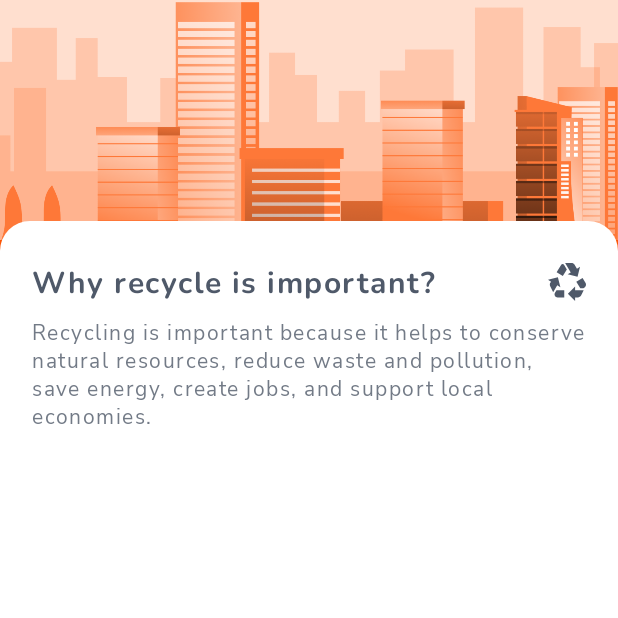
After one commit to Ninise/BinitAndroid, an Android app built with Jetpack Compose: the GarbageTypeDetailsScreen screen opened through its navigation route, on a phone screen of 412 x 824 dp, the top half of it. The commit adds this screen. Run offline under Robolectric (Android 15) with nearby library versions, the phone set to English and light mode, and no system bars; our stand-ins replace Dagger/Hilt's generated code; pictures from the network do not load.

Commit message:
Added Garbage Type Details screen

```diff
--- a/app/src/main/java/com/ndteam/wasteandroidapp/view/main/navigation/MainNavigation.kt
+++ b/app/src/main/java/com/ndteam/wasteandroidapp/view/main/navigation/MainNavigation.kt
@@ -4,14 +4,20 @@ import androidx.compose.runtime.Composable
 import androidx.navigation.compose.NavHost
 import androidx.navigation.compose.composable
 import androidx.navigation.compose.rememberNavController
+import com.ndteam.wasteandroidapp.view.main.screens.search.GarbageTypeDetailsScreen
 import com.ndteam.wasteandroidapp.view.main.screens.search.SearchMainScreen
 
 @Composable
 fun MainNavigation() {
     val navController = rememberNavController()
-    NavHost(navController = navController, startDestination = MainScreens.SearchMainScreens.route) {
-        composable(route = MainScreens.SearchMainScreens.route) {
+    NavHost(navController = navController, startDestination = MainScreens.GarbageDetailsScreen.route) {
+
+        composable(route = MainScreens.SearchMainScreen.route) {
             SearchMainScreen(navController = navController)
+        }
+
+        composable(route = MainScreens.GarbageDetailsScreen.route) {
+            GarbageTypeDetailsScreen(navController = navController)
         }
 
     }
--- a/app/src/main/java/com/ndteam/wasteandroidapp/view/main/navigation/MainScreens.kt
+++ b/app/src/main/java/com/ndteam/wasteandroidapp/view/main/navigation/MainScreens.kt
@@ -1,7 +1,9 @@
 package com.ndteam.wasteandroidapp.view.main.navigation
 
 sealed class MainScreens(val route: String) {
-    object SearchMainScreens : MainScreens("search_screen")
+    object SearchMainScreen : MainScreens("search_screen")
+
+    object GarbageDetailsScreen : MainScreens("garbage_details_screen")
 
     fun withArgs(vararg args: String) : String {
         return buildString {
--- /dev/null
+++ b/app/src/main/java/com/ndteam/wasteandroidapp/view/main/screens/details/GarbageTypeDetailsScreen.kt
@@ -0,0 +1,140 @@
+package com.ndteam.wasteandroidapp.view.main.screens.search
+
+import androidx.compose.foundation.*
+import androidx.compose.foundation.layout.*
+import androidx.compose.foundation.lazy.LazyColumn
+import androidx.compose.foundation.lazy.LazyRow
+import androidx.compose.foundation.lazy.items
+import androidx.compose.foundation.shape.RoundedCornerShape
+import androidx.compose.material.*
+import androidx.compose.material.icons.Icons
+import androidx.compose.material.icons.filled.ArrowBack
+import androidx.compose.material.icons.filled.Close
+import androidx.compose.material.icons.filled.Search
+import androidx.compose.runtime.Composable
+import androidx.compose.runtime.MutableState
+import androidx.compose.runtime.mutableStateOf
+import androidx.compose.runtime.remember
+import androidx.compose.ui.Alignment
+import androidx.compose.ui.Modifier
+import androidx.compose.ui.draw.clip
+import androidx.compose.ui.graphics.Color
+import androidx.compose.ui.graphics.graphicsLayer
+import androidx.compose.ui.layout.ContentScale
+import androidx.compose.ui.res.painterResource
+import androidx.compose.ui.text.TextStyle
+import androidx.compose.ui.text.font.FontWeight
+import androidx.compose.ui.text.input.TextFieldValue
+import androidx.compose.ui.tooling.preview.Preview
+import androidx.compose.ui.unit.dp
+import androidx.compose.ui.unit.sp
+import androidx.constraintlayout.widget.ConstraintLayout
+import androidx.navigation.NavController
+import coil.compose.AsyncImage
+import com.ndteam.wasteandroidapp.R
+import com.ndteam.wasteandroidapp.models.GarbageItem
+import com.ndteam.wasteandroidapp.models.RecycleType
+import com.ndteam.wasteandroidapp.ui.theme.*
+import kotlin.math.min
+
+
+@Composable
+fun GarbageTypeDetailsScreen(navController: NavController?) {
+    val scrollState = rememberScrollState()
+
+    val title: String = "Why recycle is important?"
+    val headerImage: Int = R.drawable.ic_recycling_details_header
+    val pageColor: Color = MainOrange
+    val typeIcon: Int = R.drawable.ic_recycle
+    val descriptionText: String = "Recycling is important because it helps to conserve natural resources, reduce waste and pollution, save energy, create jobs, and support local economies."
+
+
+    Box(modifier =
+    Modifier
+        .fillMaxSize()
+        .background(color = pageColor)) {
+
+        DetailsHeaderView(headerImage = headerImage, scrollStateValue = scrollState.value)
+
+        Box(
+            modifier =
+            Modifier
+                .fillMaxSize()
+                .padding(top = 147.dp)
+                .background(
+                    color = Color.White,
+                    RoundedCornerShape(topStart = 20.dp, topEnd = 20.dp)
+                )
+                .verticalScroll(scrollState)) {
+
+
+            DetailsTextView(
+                title = title,
+                descriptionText = descriptionText,
+                typeIcon = typeIcon
+            )
+        }
+
+    }
+}
+
+@Composable
+private fun DetailsHeaderView(headerImage: Int, scrollStateValue: Int) {
+    Image(
+        painter = painterResource(id = headerImage),
+        contentDescription = "City background",
+        modifier = Modifier
+            .height(160.dp)
+            .fillMaxWidth()
+            .graphicsLayer {
+                alpha = min(1f, 1 - (scrollStateValue / 600f))
+                translationY = -scrollStateValue * 0.1f
+            },
+        contentScale = ContentScale.Crop
+    )
+}
+
+
+@Composable
+private fun DetailsTextView(title: String, descriptionText: String, typeIcon: Int) {
+    Column(modifier =
+    Modifier.padding(start = 21.dp, end = 21.dp, top = 28.dp)) {
+
+        Row(modifier = Modifier.fillMaxWidth()) {
+            Text(
+                text = title,
+                color = TitleText,
+                fontFamily = Nunito,
+                fontWeight = FontWeight.Bold,
+                fontSize = 20.sp,
+                letterSpacing = 1.sp,
+                modifier = Modifier.weight(1f)
+            )
+
+            Icon(
+                painterResource(id = typeIcon),
+                tint = GarbageTypeIconColor,
+                contentDescription = "",
+                modifier = Modifier
+                    .size(25.dp),
+            )
+        }
+
+        Text(
+            text = descriptionText,
+            color = BodyText,
+            fontFamily = Nunito,
+            fontWeight = FontWeight.Normal,
+            fontSize = 14.sp,
+            letterSpacing = 1.sp,
+            modifier = Modifier.padding(top = 10.dp)
+
+        )
+    }
+}
+
+@Preview(showBackground = true)
+@Composable
+fun GarbageTypeDetailsScreenPreview() {
+    GarbageTypeDetailsScreen(navController = null)
+}
```
Also changed, not shown: app/src/main/res/drawable/ic_garbage_details_header.png (added), app/src/main/res/drawable/ic_organic_details_header.png (added), app/src/main/res/drawable/ic_recycling_details_header.png (added).
